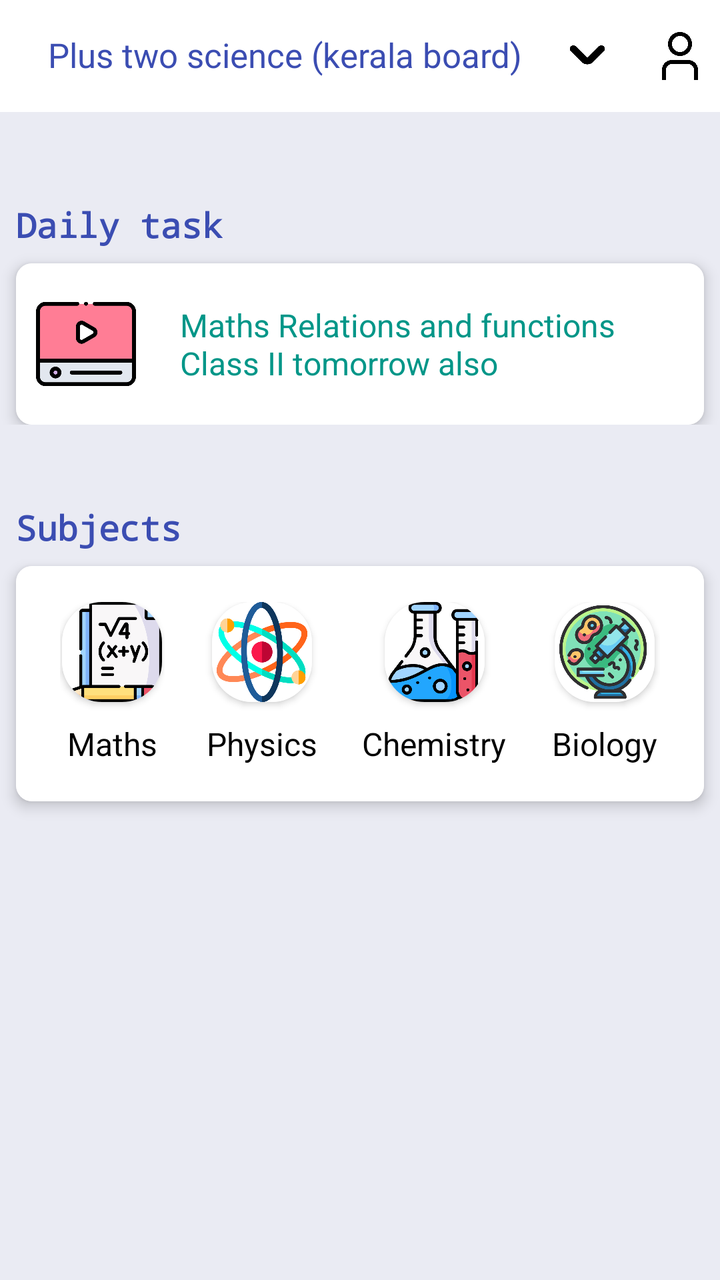
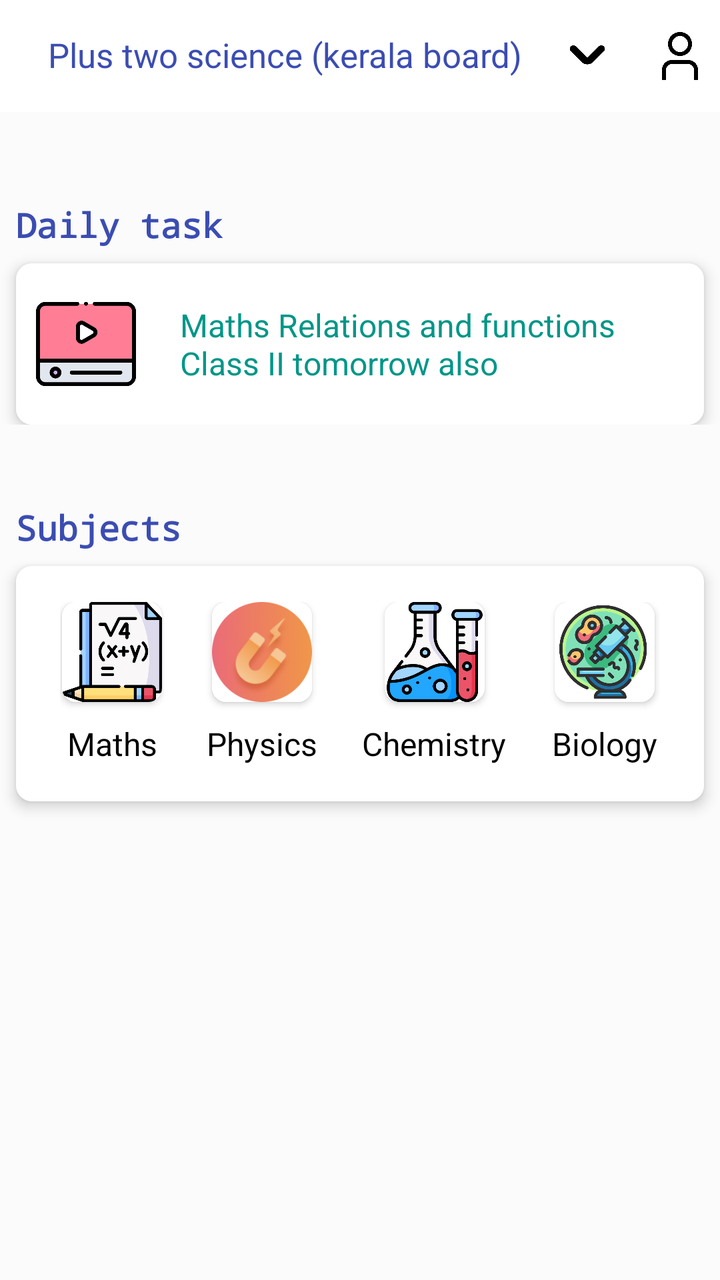

Before-and-after screenshots of an Android layout around one commit, followed by the original layout XML and the change that was made.
<!-- AndroidManifest.xml: application theme Theme.YourApp -->
<!-- res/layout/activity_main.xml -->
<?xml version="1.0" encoding="utf-8"?>
<androidx.constraintlayout.widget.ConstraintLayout
    xmlns:android="http://schemas.android.com/apk/res/android"
    xmlns:app="http://schemas.android.com/apk/res-auto"
    xmlns:tools="http://schemas.android.com/tools"
    android:layout_width="match_parent"
    android:layout_height="match_parent"
    android:fitsSystemWindows="true"
    android:background="#EAEBF3"
    tools:context=".MainActivity">

    
    <androidx.appcompat.widget.Toolbar
        android:id="@+id/toolbar"
        android:layout_width="0dp"
        android:layout_height="?attr/actionBarSize"
        android:background="@color/white"
        app:titleTextColor="#3F51B5"
        app:layout_constraintTop_toTopOf="parent"
        app:layout_constraintStart_toStartOf="parent"
        app:layout_constraintEnd_toEndOf="parent"
        app:layout_constraintHeight_default="wrap">

        <TextView
            android:id="@+id/profile_text"
            android:layout_width="wrap_content"
            android:layout_height="40dp"
            android:layout_gravity="start"
            android:padding="8dp"
            android:src="@drawable/img"
            android:textSize="17dp"
            android:textFontWeight="600"
            android:textStyle="bold"
            android:text="Plus two science (kerala board) "
            android:textColor="#3B4DB2"
            android:contentDescription="Profile" />
        <ImageView
            android:id="@+id/down_arrow"
            android:layout_width="40dp"
            android:layout_height="40dp"
            android:padding="6dp"
            android:src="@drawable/down_arrow"
            android:contentDescription="Profile" />
        
        <ImageView
            android:id="@+id/profile_icon"
            android:layout_width="40dp"
            android:layout_height="40dp"
            android:layout_gravity="end"
            android:padding="8dp"
            android:src="@drawable/img"
            android:contentDescription="Profile" />
    </androidx.appcompat.widget.Toolbar>




        <androidx.constraintlayout.widget.ConstraintLayout
        android:layout_width="match_parent"
        android:layout_height="wrap_content"
            android:id="@+id/daily_class_card"
            android:layout_marginTop="30dp"
            app:layout_constraintTop_toBottomOf="@id/toolbar">

            <TextView
                android:id="@+id/daily_task_text"
                android:layout_width="wrap_content"
                android:layout_height="wrap_content"
                android:fontFamily="monospace"
                android:text="Daily task"
                android:textSize="17dp"
                android:textFontWeight="600"
                android:textStyle="bold"
                android:textColor="#3B4DB2"
                android:textAppearance="@style/TextAppearance.AppCompat.Body1"
                app:layout_constraintLeft_toLeftOf="parent"
                android:layout_marginLeft="8dp"
                android:layout_marginTop="15dp"
                app:layout_constraintTop_toTopOf="parent" />


            <androidx.cardview.widget.CardView
                android:id="@+id/daily_class_video_card"
                android:layout_width="match_parent"
                android:layout_height="wrap_content"
                app:cardElevation="4dp"
                app:cardCornerRadius="8dp"
                app:layout_columnWeight="1"
                app:layout_rowWeight="1"
                android:layout_margin="8dp"
                android:background="#abd7a6"
                app:layout_constraintTop_toBottomOf="@id/daily_task_text"
                android:layout_marginTop="30dp"
                android:layout_marginBottom="20dp">

                <androidx.constraintlayout.widget.ConstraintLayout
                    android:layout_width="match_parent"
                    android:layout_height="match_parent"
                    android:background="#fff"
                    android:padding="10dp">

                   <ImageView
                       android:layout_width="50dp"
                       android:layout_height="50dp"
                       app:layout_constraintTop_toTopOf="parent"
                       app:layout_constraintLeft_toLeftOf="parent"
                       app:layout_constraintBottom_toBottomOf="parent"
                       android:src="@drawable/video_2"
                       android:id="@+id/daily_task_image"
                       />

                    <TextView
                        android:layout_width="0dp"
                        android:layout_height="wrap_content"
                        android:padding="10dp"
                        android:layout_marginLeft="12dp"
                        app:layout_constraintLeft_toRightOf="@id/daily_task_image"
                        app:layout_constraintTop_toTopOf="parent"
                        app:layout_constraintBottom_toBottomOf="parent"
                        app:layout_constraintRight_toRightOf="parent"
                        android:text="Maths Relations and
functions Class II tomorrow also"
                        android:textSize="16dp"
                        android:textFontWeight="600"
                        android:textStyle="bold"
                        android:textColor="#009688"
                        />
                </androidx.constraintlayout.widget.ConstraintLayout>
            </androidx.cardview.widget.CardView>


        </androidx.constraintlayout.widget.ConstraintLayout>


    <TextView
        android:id="@+id/subjects_text"
        android:layout_width="wrap_content"
        android:layout_height="wrap_content"
        android:fontFamily="monospace"
        android:textSize="17dp"
        android:textFontWeight="600"

        android:textStyle="bold"
        android:text="Subjects"
        android:textColor="#3B4DB2"
        android:textAppearance="@style/TextAppearance.AppCompat.Body1"

        app:layout_constraintLeft_toLeftOf="parent"
        android:layout_marginLeft="8dp"
        android:layout_marginTop="40dp"
        app:layout_constraintTop_toBottomOf="@id/daily_class_card" />



    <androidx.cardview.widget.CardView
        android:id="@+id/subjects_card"
        android:layout_width="match_parent"
        android:layout_height="wrap_content"
        app:cardElevation="4dp"
        app:cardCornerRadius="8dp"
        app:layout_columnWeight="1"
        app:layout_rowWeight="1"
        android:layout_margin="8dp"
        android:background="#000"
        app:layout_constraintTop_toBottomOf="@id/subjects_text"
        android:layout_marginTop="30dp"
        android:layout_marginBottom="20dp">

    <LinearLayout
        android:layout_width="match_parent"
        android:layout_height="wrap_content"

        android:orientation="horizontal"
        android:padding="12dp"
        android:background="#FFFFFF"
        android:layout_marginTop="0dp">
        

            <LinearLayout
                android:layout_width="wrap_content"
                android:layout_height="wrap_content"
                app:layout_constraintTop_toTopOf="parent"
                app:layout_constraintLeft_toLeftOf="parent"
                android:id="@+id/mathsCard"
                android:layout_weight="1"
                android:layout_marginHorizontal="4dp"
                android:padding="6dp"
                android:orientation="vertical">
                <androidx.cardview.widget.CardView
                    android:layout_width="wrap_content"
                    android:layout_height="wrap_content"
                    android:layout_gravity="center"
                    app:cardCornerRadius="20dp">
                <ImageView
                    android:layout_width="50dp"
                    android:layout_height="50dp"
                    android:src="@drawable/maths"
                    android:layout_gravity="center"
                    android:background="#fff"/>
                </androidx.cardview.widget.CardView>

                <TextView
                    android:layout_width="wrap_content"
                    android:layout_height="wrap_content"
                    android:layout_marginTop="10dp"
                    android:layout_gravity="center"
                    android:text="Maths"
                    android:textSize="16dp"
                    android:textFontWeight="600"
                    android:textStyle="bold"
                    android:textColor="#000"
                    />

            </LinearLayout>

        <LinearLayout
            android:layout_width="wrap_content"
            android:layout_height="wrap_content"
            app:layout_constraintTop_toTopOf="parent"
            app:layout_constraintLeft_toLeftOf="parent"
            android:id="@+id/physicsCard"
            android:layout_weight="1"
            android:padding="6dp"
            android:layout_marginHorizontal="4dp"
            android:orientation="vertical">
            <androidx.cardview.widget.CardView
                android:layout_width="wrap_content"
                android:layout_height="wrap_content"
                android:layout_gravity="center"
                app:cardCornerRadius="20dp">
                <ImageView
                    android:layout_width="50dp"
                    android:layout_height="50dp"
                    android:src="@drawable/physics"
                    android:layout_gravity="center"
                    android:background="#fff"/>
            </androidx.cardview.widget.CardView>
            <TextView
                android:layout_width="wrap_content"
                android:layout_height="wrap_content"
                android:layout_gravity="center"
                android:layout_marginTop="10dp"
                android:text="Physics"
                android:textSize="16dp"
                android:textFontWeight="600"
                android:textStyle="bold"
                android:textColor="#000"
                />

        </LinearLayout>

        <LinearLayout
            android:layout_width="wrap_content"
            android:layout_height="wrap_content"
            app:layout_constraintTop_toTopOf="parent"
            app:layout_constraintLeft_toLeftOf="parent"
            android:layout_weight="1"
            android:id="@+id/chemistryCard"
            android:padding="6dp"
            android:layout_marginHorizontal="4dp"
            android:orientation="vertical">
            <androidx.cardview.widget.CardView
                android:layout_width="wrap_content"
                android:layout_height="wrap_content"
                android:layout_gravity="center"
                app:cardCornerRadius="20dp">
                <ImageView
                    android:layout_width="50dp"
                    android:layout_height="50dp"
                    android:src="@drawable/chemistry"
                    android:layout_gravity="center"
                    android:background="#fff"/>
            </androidx.cardview.widget.CardView>
            <TextView
                android:layout_width="wrap_content"
                android:layout_height="wrap_content"
                android:text="Chemistry"
                android:layout_marginTop="10dp"
                android:layout_gravity="center"
                android:textSize="16dp"
                android:textFontWeight="600"
                android:textStyle="bold"
                android:textColor="#000"
                />

        </LinearLayout>

        <LinearLayout
            android:layout_width="wrap_content"
            android:layout_height="wrap_content"
            app:layout_constraintTop_toTopOf="parent"
            app:layout_constraintLeft_toLeftOf="parent"
            android:layout_weight="1"
            android:id="@+id/biologyCard"
            android:padding="6dp"
            android:layout_marginHorizontal="4dp"
            android:orientation="vertical">
            <androidx.cardview.widget.CardView
                android:layout_width="wrap_content"
                android:layout_height="wrap_content"
                android:layout_gravity="center"
                app:cardCornerRadius="20dp">
                <ImageView
                    android:layout_width="50dp"
                    android:layout_height="50dp"
                    android:src="@drawable/biology"
                    android:layout_gravity="center"
                    android:background="#fff"/>
            </androidx.cardview.widget.CardView>
            <TextView
                android:layout_width="wrap_content"
                android:layout_height="wrap_content"
                android:text="Biology"
                android:layout_marginTop="10dp"
                android:layout_gravity="center"
                android:textSize="16dp"
                android:textFontWeight="600"
                android:textStyle="bold"
                android:textColor="#000"
                />

        </LinearLayout>



    </LinearLayout>

    </androidx.cardview.widget.CardView>

    


</androidx.constraintlayout.widget.ConstraintLayout>
<!-- resources referenced by this layout -->
<resources>
  <color name="white">#FFFFFFFF</color>
  <!-- drawable biology: png bitmap (drawable, 51663 bytes) -->
  <!-- drawable chemistry: png bitmap (drawable, 32596 bytes) -->
  <!-- drawable down_arrow: png bitmap (drawable, 3671 bytes) -->
  <!-- drawable img: png bitmap (drawable, 9986 bytes) -->
  <!-- drawable maths: png bitmap (drawable, 23437 bytes) -->
  <!-- drawable physics: png bitmap (drawable, 40808 bytes) -->
  <!-- drawable video_2: png bitmap (drawable, 12494 bytes) -->
  <style name="Theme.YourApp" parent="Theme.MaterialComponents.Light.NoActionBar">
          
      </style>
</resources>

<!-- the commit's change to res/layout/activity_main.xml (unified diff, before → after) -->
@@ -6,7 +6,7 @@
     android:layout_width="match_parent"
     android:layout_height="match_parent"
     android:fitsSystemWindows="true"
-    android:background="#EAEBF3"
+    android:background="#FBFBFB"
     tools:context=".MainActivity">
 
     
@@ -190,7 +190,7 @@ functions Class II tomorrow also"
                     android:layout_width="wrap_content"
                     android:layout_height="wrap_content"
                     android:layout_gravity="center"
-                    app:cardCornerRadius="20dp">
+                    app:cardCornerRadius="7dp">
                 <ImageView
                     android:layout_width="50dp"
                     android:layout_height="50dp"
@@ -227,7 +227,7 @@ functions Class II tomorrow also"
                 android:layout_width="wrap_content"
                 android:layout_height="wrap_content"
                 android:layout_gravity="center"
-                app:cardCornerRadius="20dp">
+                app:cardCornerRadius="7dp">
                 <ImageView
                     android:layout_width="50dp"
                     android:layout_height="50dp"
@@ -263,7 +263,7 @@ functions Class II tomorrow also"
                 android:layout_width="wrap_content"
                 android:layout_height="wrap_content"
                 android:layout_gravity="center"
-                app:cardCornerRadius="20dp">
+                app:cardCornerRadius="7dp">
                 <ImageView
                     android:layout_width="50dp"
                     android:layout_height="50dp"
@@ -299,7 +299,7 @@ functions Class II tomorrow also"
                 android:layout_width="wrap_content"
                 android:layout_height="wrap_content"
                 android:layout_gravity="center"
-                app:cardCornerRadius="20dp">
+                app:cardCornerRadius="7dp">
                 <ImageView
                     android:layout_width="50dp"
                     android:layout_height="50dp"
<!-- resource entries referenced after the edit -->
@@ -6,9 +6,11 @@
   <!-- drawable down_arrow: png bitmap (drawable, 3671 bytes) -->
   <!-- drawable img: png bitmap (drawable, 9986 bytes) -->
   <!-- drawable maths: png bitmap (drawable, 23437 bytes) -->
-  <!-- drawable physics: png bitmap (drawable, 40808 bytes) -->
+  <!-- drawable physics: png bitmap (drawable, 24445 bytes) -->
   <!-- drawable video_2: png bitmap (drawable, 12494 bytes) -->
   <style name="Theme.YourApp" parent="Theme.MaterialComponents.Light.NoActionBar">
+          <item name="colorControlNormal">@android:color/white</item>
+  
           
       </style>
 </resources>
